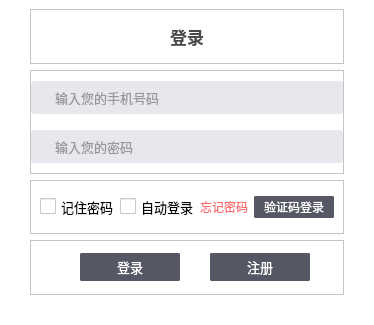
Qt form passwordloginpage.ui (ZhouMei20220810/TEST) before a commit.
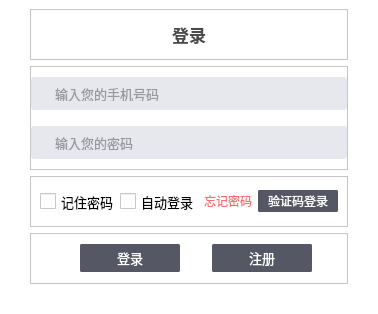
The same form after that commit. Icons and pictures are not drawn.

Patch:
```diff
--- a/passwordloginpage.ui
+++ b/passwordloginpage.ui
@@ -6,8 +6,8 @@
    <rect>
     <x>0</x>
     <y>0</y>
-    <width>373</width>
-    <height>325</height>
+    <width>378</width>
+    <height>314</height>
    </rect>
   </property>
   <property name="windowTitle">
```
Left out of the diff: 17 changed lines with no effect on the pictures.
